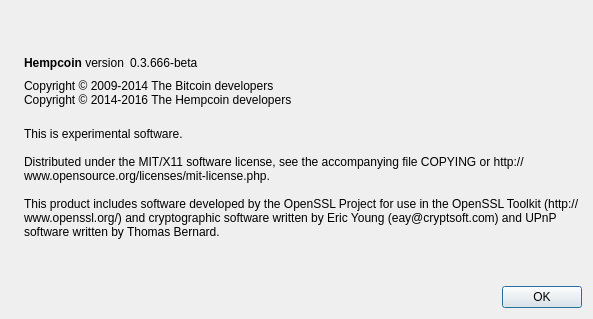
Before: the Qt Designer form src/qt/forms/aboutdialog.ui in hempcoin-project/THC, drawn with Qt 5.
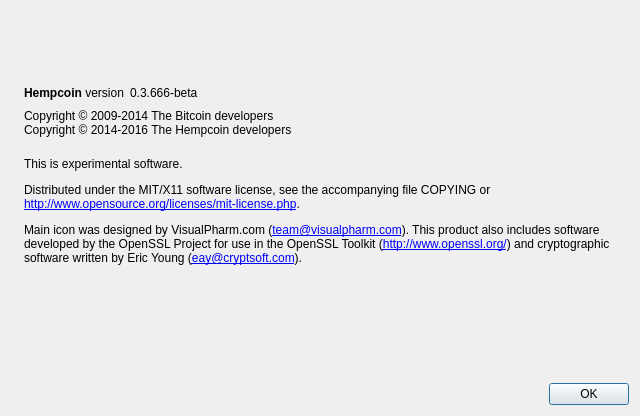
After: the same form once the commit is applied. Icons and pictures are not drawn.

Patch:
```diff
--- a/src/qt/forms/aboutdialog.ui
+++ b/src/qt/forms/aboutdialog.ui
@@ -1,13 +1,13 @@
 <?xml version="1.0" encoding="UTF-8"?>
 <ui version="4.0">
  <class>AboutDialog</class>
- <widget class="QDialog" name="AboutDialog">
+ <widget class="QWidget" name="AboutDialog">
   <property name="geometry">
    <rect>
     <x>0</x>
     <y>0</y>
-    <width>593</width>
-    <height>319</height>
+    <width>640</width>
+    <height>416</height>
    </rect>
   </property>
   <property name="windowTitle">
@@ -105,12 +105,7 @@
         <cursorShape>IBeamCursor</cursorShape>
        </property>
        <property name="text">
-        <string>
-This is experimental software.
-
-Distributed under the MIT/X11 software license, see the accompanying file COPYING or http://www.opensource.org/licenses/mit-license.php.
-
-This product includes software developed by the OpenSSL Project for use in the OpenSSL Toolkit (http://www.openssl.org/) and cryptographic software written by Eric Young (eay@cryptsoft.com) and UPnP software written by Thomas Bernard.</string>
+        <string>&lt;html&gt;&lt;head/&gt;&lt;body&gt;&lt;p&gt;&lt;br/&gt;This is experimental software.&lt;/p&gt;&lt;p&gt;Distributed under the MIT/X11 software license, see the accompanying file COPYING or &lt;br/&gt;&lt;a href=&quot;http://www.opensource.org/licenses/mit-license.php&quot;&gt;&lt;span style=&quot; text-decoration: underline; color:#0000ff;&quot;&gt;http://www.opensource.org/licenses/mit-license.php&lt;/span&gt;&lt;/a&gt;.&lt;/p&gt;&lt;p&gt;Main icon was designed by VisualPharm.com (&lt;a href=&quot;mailto:team@visualpharm.com&quot;&gt;&lt;span style=&quot; text-decoration: underline; color:#0000ff;&quot;&gt;team@visualpharm.com&lt;/span&gt;&lt;/a&gt;). This product also includes software developed by the OpenSSL Project for use in the OpenSSL Toolkit (&lt;a href=&quot;http://www.openssl.org/&quot;&gt;&lt;span style=&quot; text-decoration: underline; color:#0000ff;&quot;&gt;http://www.openssl.org/&lt;/span&gt;&lt;/a&gt;) and cryptographic software written by Eric Young (&lt;a href=&quot;mailto:eay@cryptsoft.com&quot;&gt;&lt;span style=&quot; text-decoration: underline; color:#0000ff;&quot;&gt;eay@cryptsoft.com&lt;/span&gt;&lt;/a&gt;).&lt;/p&gt;&lt;p&gt;&lt;br/&gt;&lt;/p&gt;&lt;/body&gt;&lt;/html&gt;</string>
        </property>
        <property name="wordWrap">
         <bool>true</bool>
```
Left out of the diff: 38 changed lines with no effect on the pictures.
